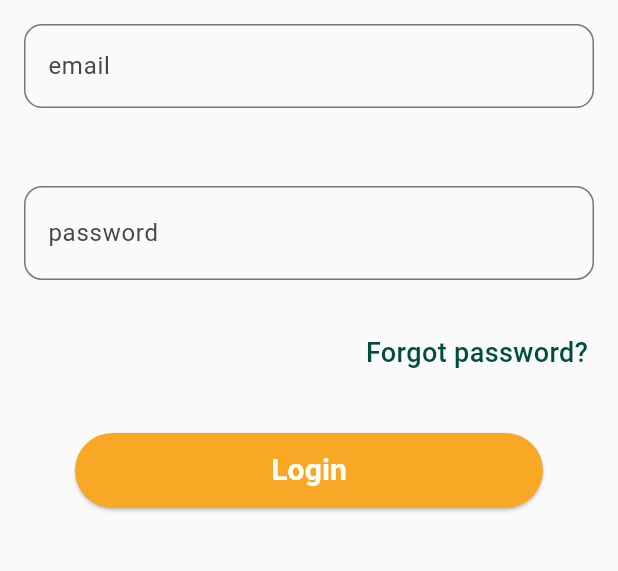
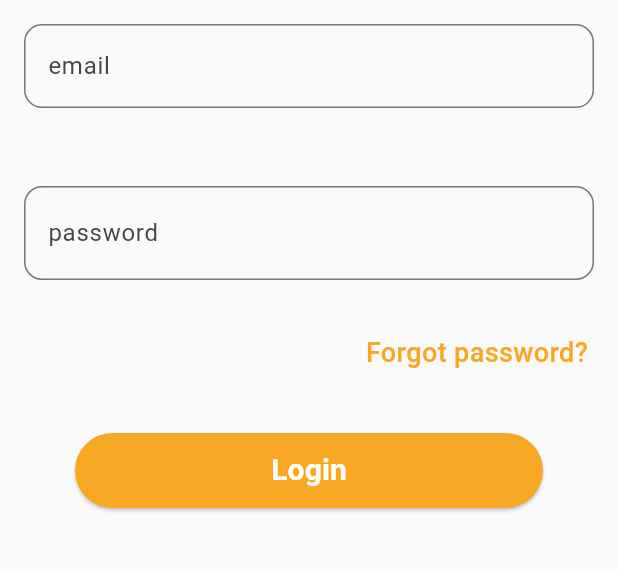
Before and after one commit to mohamedmahmoud95/smart-charging-echo-system-app, a Flutter app: the screen it shows after launch, on a phone screen of 412 x 824 dp, the part 589-1160 px from its top. Run offline on Flutter 3.47's test engine with Material 3 defaults, Android fonts, the phone set to English and light mode, and no system bars; our stand-ins replace firebase_auth, firebase_core; accounts and stored records are empty.

```diff
--- a/lib/features/authentication/presentation/pages/sign_in_screen.dart
+++ b/lib/features/authentication/presentation/pages/sign_in_screen.dart
@@ -62,7 +62,7 @@ class SignInScreen extends StatelessWidget {
 
   Widget forgotPasswordButton(BuildContext context){
     return TextButtonWidget(text: "Forgot password?",
-        textColors: Colors.teal.shade900,
+        textColors: Colors.yellow.shade800,
         onTap: (){
       Navigator.of(context).pushNamed('reset_password_screen_route');
     });
--- a/pubspec.yaml
+++ b/pubspec.yaml
@@ -37,6 +37,7 @@ dependencies:
   cupertino_icons: ^1.0.6
   firebase_core: ^2.32.0
   firebase_auth: ^4.20.0
+  google_maps_flutter: ^2.7.0
 
 dev_dependencies:
   flutter_test:
```
Also changed, not shown: pubspec.lock.
